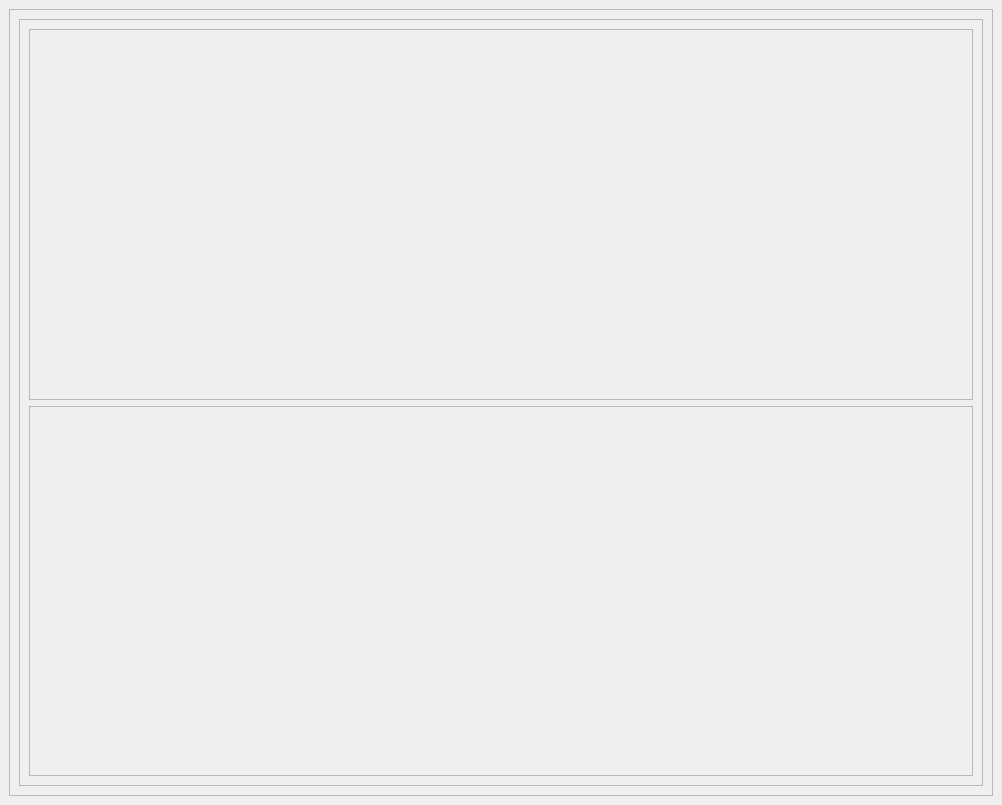
Hakan-Kocaman/Chess_Game_Computer_Networks, file zcilent/main.ui: the form before one commit.
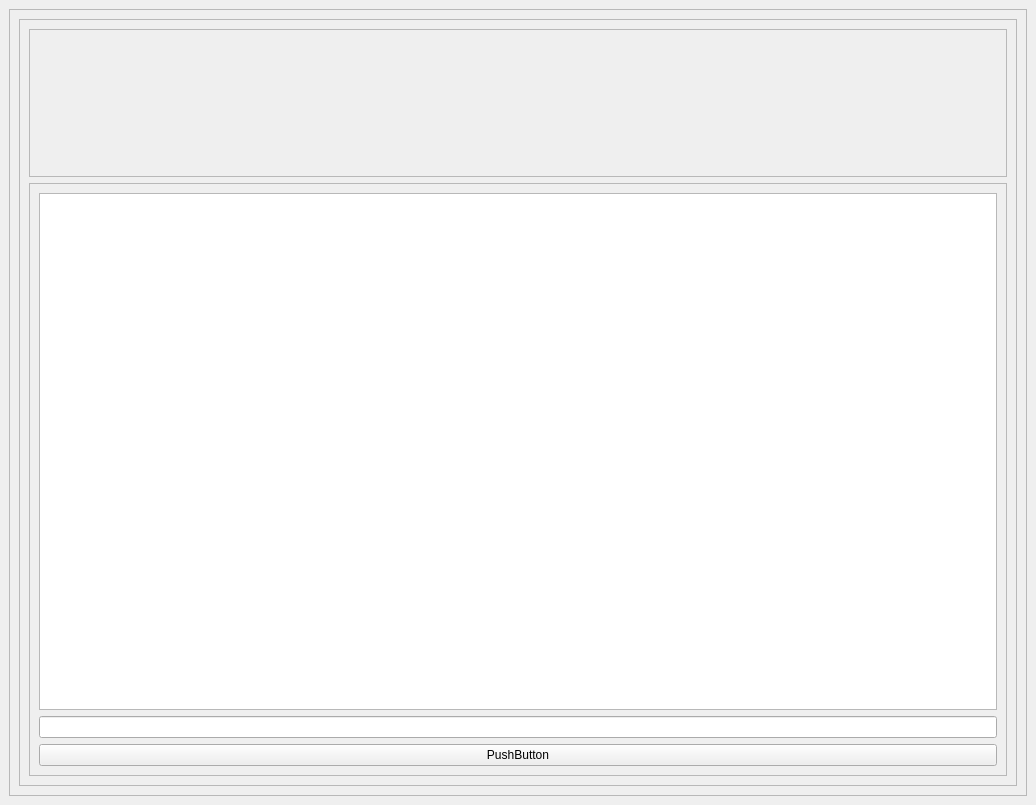
The form after the commit.

Commit message: Add messaging, moves, and UI updates

```diff
--- a/zcilent/main.ui
+++ b/zcilent/main.ui
@@ -6,7 +6,7 @@
    <rect>
     <x>0</x>
     <y>0</y>
-    <width>1002</width>
+    <width>1036</width>
     <height>805</height>
    </rect>
   </property>
@@ -23,7 +23,7 @@
       <property name="frameShadow">
        <enum>QFrame::Shadow::Raised</enum>
       </property>
-      <layout class="QHBoxLayout" name="horizontalLayout_4">
+      <layout class="QHBoxLayout" name="horizontalLayout_4" stretch="5,2">
        <item>
         <layout class="QGridLayout" name="gridLayout_4"/>
        </item>
@@ -35,7 +35,7 @@
          <property name="frameShadow">
           <enum>QFrame::Shadow::Raised</enum>
          </property>
-         <layout class="QVBoxLayout" name="verticalLayout">
+         <layout class="QVBoxLayout" name="verticalLayout" stretch="1,4">
           <item>
            <widget class="QFrame" name="frame_3">
             <property name="frameShape">
@@ -54,6 +54,25 @@
             <property name="frameShadow">
              <enum>QFrame::Shadow::Raised</enum>
             </property>
+            <layout class="QVBoxLayout" name="verticalLayout_2" stretch="1,1,1">
+             <item>
+              <widget class="QTextEdit" name="textEdit">
+               <property name="readOnly">
+                <bool>true</bool>
+               </property>
+              </widget>
+             </item>
+             <item>
+              <widget class="QLineEdit" name="lineEdit"/>
+             </item>
+             <item>
+              <widget class="QPushButton" name="pushButton">
+               <property name="text">
+                <string>PushButton</string>
+               </property>
+              </widget>
+             </item>
+            </layout>
            </widget>
           </item>
          </layout>
```
Left out of the diff: 8 changed lines with no effect on the pictures. The commit also changes 7 other files.
